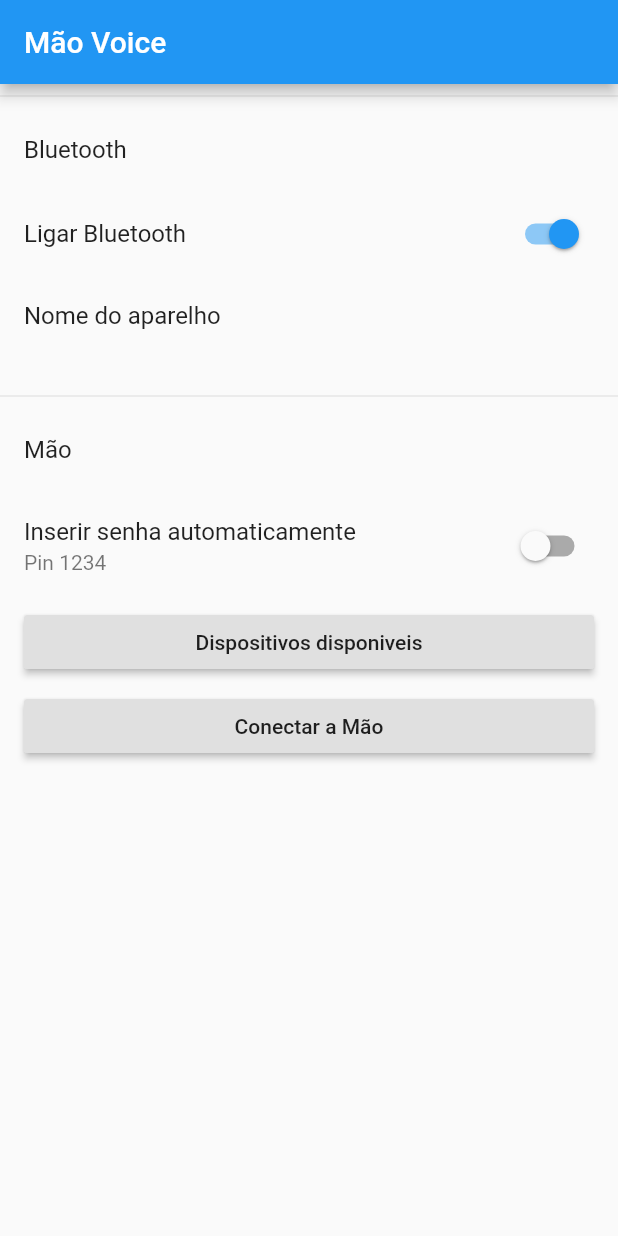
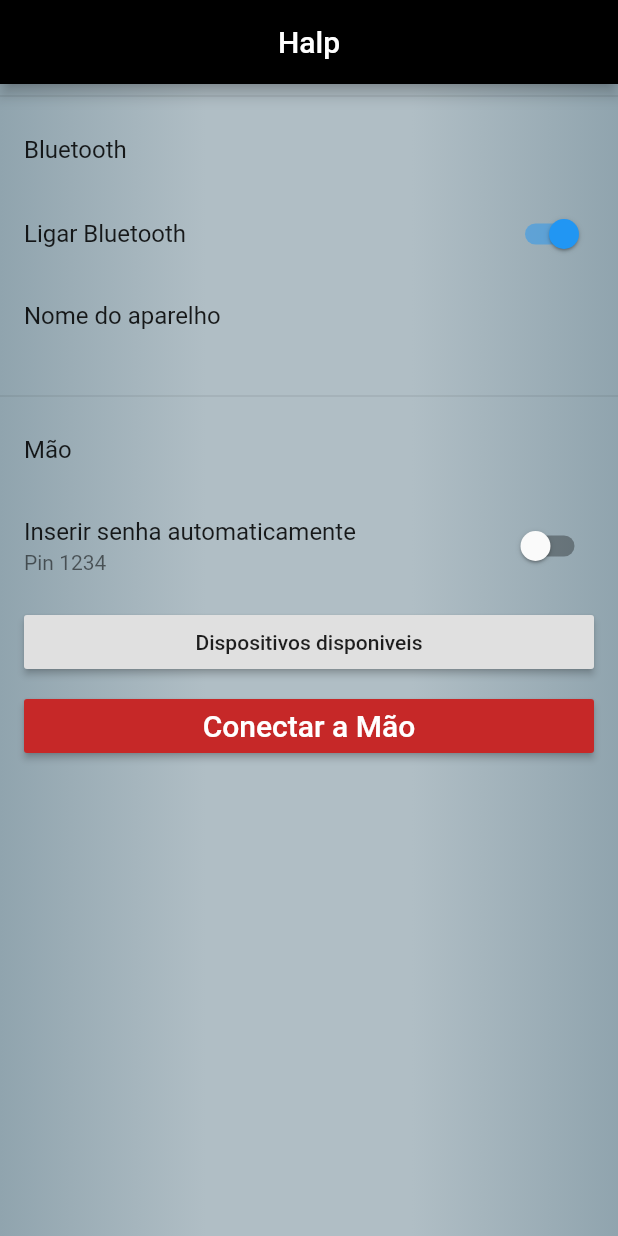
Before and after one commit to lookolo2011/AplicativoMaoVoz, a Flutter app: the screen it shows after launch, on a phone screen of 412 x 824 dp. Run offline on Flutter 3.47's test engine with Material 2 defaults, Android fonts, the phone set to English and light mode, and no system bars; our stand-ins replace flutter_bluetooth_serial; missing offline and left inert: speech_recognition; statements that could not run were skipped.

Commit message:
Design do app

```diff
--- a/lib/MainPage.dart
+++ b/lib/MainPage.dart
@@ -79,9 +79,12 @@ class _MainPage extends State<MainPage> {
   Widget build(BuildContext context) {
     return Scaffold(
       appBar: AppBar(
-        title: const Text('Mão Voice'),
+        centerTitle: true,
+        backgroundColor: Colors.black,
+        title: const Text('Halp'),
       ),
       body: Container(
+        decoration: backgroundGradient(),
         child: ListView(
           children: <Widget>[
             Divider(),
@@ -155,7 +158,8 @@ class _MainPage extends State<MainPage> {
             ),
             ListTile(
               title: RaisedButton(
-                child: const Text('Conectar a Mão'),
+                child: const Text('Conectar a Mão',style: TextStyle(fontSize: 20.0,color: Colors.white ),),
+                color: Colors.red[800],
                 onPressed: () async {
                   final BluetoothDevice selectedDevice = await Navigator.of(context).push(
                     MaterialPageRoute(builder: (context) { return SelectBondedDevicePage(checkAvailability: false); })
@@ -174,6 +178,22 @@ class _MainPage extends State<MainPage> {
           ],
         ),
       ),
+    );
+  }
+
+  BoxDecoration backgroundGradient(){
+    return BoxDecoration(
+      gradient: LinearGradient(
+        begin: Alignment.centerLeft,
+        end: Alignment.centerRight,
+        tileMode: TileMode.mirror,
+        colors: [
+          Colors.blueGrey[300],
+          Colors.blueGrey[200],
+          Colors.blueGrey[200],
+          Colors.blueGrey[300]
+        ]
+      )
     );
   }
 
```
